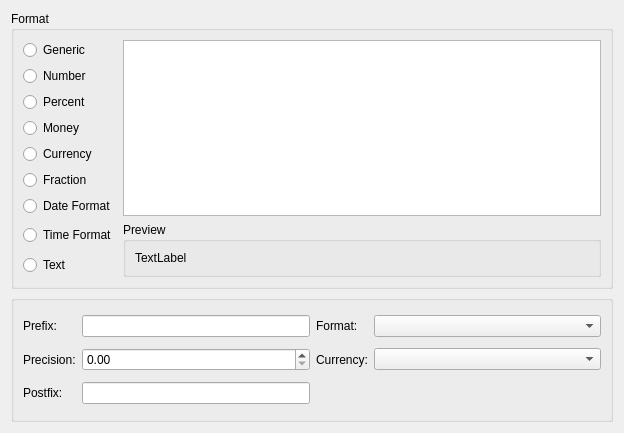
Old version of the form kspread/dialogs/DataFormatWidget.ui in the repository KDE/calligra.
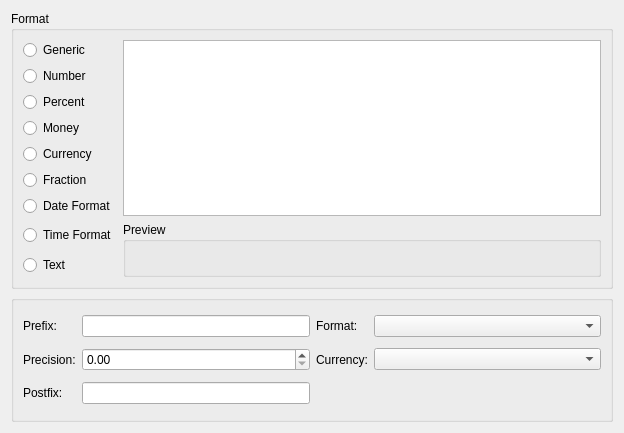
New version of the form. Custom widgets are drawn as their Qt base class.

Commit message:
remove placeholder texts from ui files
CMAIL: koffice-devel@kde.org

```diff
--- a/kspread/dialogs/DataFormatWidget.ui
+++ b/kspread/dialogs/DataFormatWidget.ui
@@ -43,7 +43,7 @@
          <item>
           <widget class="QLabel" name="label" >
            <property name="text" >
-            <string>TextLabel</string>
+            <string/>
            </property>
           </widget>
          </item>
```
The commit also changes 4 other files.
